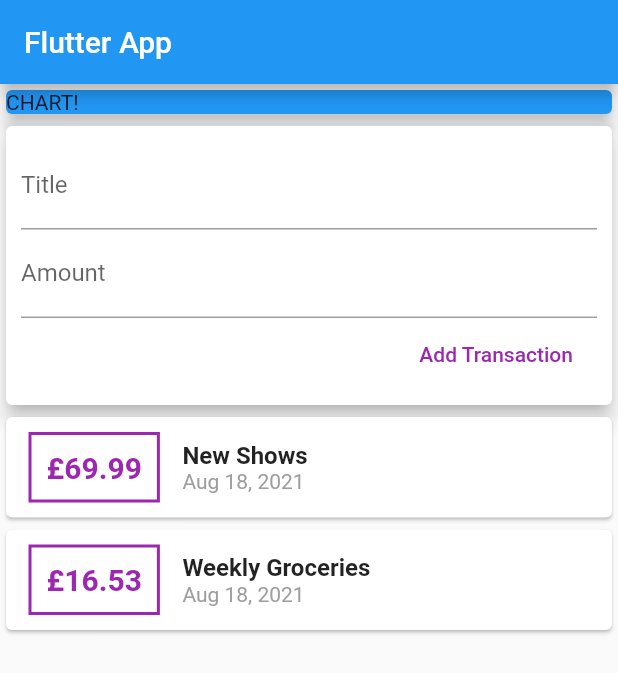
After one commit to Futurepocket/expenses_app, a Flutter app: the screen it shows after launch, after a tap on "Add Transaction", on a phone screen of 412 x 824 dp. The commit adds this screen. Shown: the top 673 px of the screen. Run offline on Flutter 3.47's test engine with Material 2 defaults, Android fonts, the phone set to English and light mode, and no system bars.

Commit message:
Update 18/08

```diff
--- /dev/null
+++ b/lib/widgets/new_transaction.dart
@@ -0,0 +1,59 @@
+import 'package:flutter/material.dart';
+
+class NewTransaction extends StatelessWidget {
+  //String titleInput;
+  //String amountInput;
+
+  final titleController = TextEditingController();
+  final amountController = TextEditingController();
+
+  final Function addTx;
+
+  NewTransaction(this.addTx);
+
+  void submitData() {
+    final enteredTitle = titleController.text;
+    final enteredAmount = double.parse(amountController.text);
+    if (enteredTitle.isEmpty || enteredAmount <= 0) {
+      return;
+    }
+    addTx(enteredTitle, enteredAmount);
+  }
+
+  @override
+  Widget build(BuildContext context) {
+    return Card(
+      elevation: 5,
+      child: Container(
+        padding: EdgeInsets.all(10),
+        child: Column(
+          crossAxisAlignment: CrossAxisAlignment.end,
+          children: <Widget>[
+            TextField(
+              decoration: InputDecoration(labelText: 'Title'),
+              controller: titleController,
+              onSubmitted: (_) => submitData(),
+              //onChanged: (val) {
+              //  titleInput = val;
+              // },
+            ),
+            TextField(
+              decoration: InputDecoration(labelText: 'Amount'),
+              controller: amountController,
+              keyboardType: TextInputType.numberWithOptions(decimal: true),
+              onSubmitted: (_) => submitData(),
+              // onChanged: (val) {
+              //   amountInput = val;
+              // },
+            ),
+            FlatButton(
+              onPressed: submitData,
+              child: Text('Add Transaction'),
+              textColor: Colors.purple,
+            )
+          ],
+        ),
+      ),
+    );
+  }
+}
--- /dev/null
+++ b/lib/widgets/transaction_list.dart
@@ -0,0 +1,64 @@
+import 'package:flutter/material.dart';
+import '../models/transaction.dart';
+import 'package:intl/intl.dart';
+
+class TransactionList extends StatelessWidget {
+  final List<Transaction> transactions;
+
+  TransactionList(this.transactions);
+
+  @override
+  Widget build(BuildContext context) {
+    return Container(
+      height: 400,
+      //or ListView (less performance)
+      child: ListView.builder(
+        itemBuilder: (ctx, index) {
+          return Card(
+            child: Row(
+              children: <Widget>[
+                Container(
+                  padding: EdgeInsets.all(10),
+                  margin: EdgeInsets.symmetric(
+                    vertical: 10,
+                    horizontal: 15,
+                  ),
+                  decoration: BoxDecoration(
+                    border: Border.all(
+                      color: Colors.purple,
+                      width: 2,
+                    ),
+                  ),
+                  child: Text(
+                    //rounds decimal numbers
+                    '£' + transactions[index].amount.toStringAsFixed(2),
+                    style: TextStyle(
+                      fontWeight: FontWeight.bold,
+                      fontSize: 20,
+                      color: Colors.purple,
+                    ),
+                  ),
+                ),
+                Column(
+                  crossAxisAlignment: CrossAxisAlignment.start,
+                  children: <Widget>[
+                    Text(
+                      transactions[index].title,
+                      style:
+                          TextStyle(fontSize: 16, fontWeight: FontWeight.bold),
+                    ),
+                    Text(
+                      DateFormat.yMMMd().format(transactions[index].date),
+                      style: TextStyle(color: Colors.grey),
+                    )
+                  ],
+                )
+              ],
+            ),
+          );
+        },
+        itemCount: transactions.length,
+      ),
+    );
+  }
+}
--- /dev/null
+++ b/lib/widgets/user_transactions.dart
@@ -0,0 +1,45 @@
+import 'package:flutter/material.dart';
+import './new_transaction.dart';
+import './transaction_list.dart';
+import '../models/transaction.dart';
+
+class UserTransactions extends StatefulWidget {
+  @override
+  _UserTransactionsState createState() => _UserTransactionsState();
+}
+
+class _UserTransactionsState extends State<UserTransactions> {
+  final List<Transaction> _userTransactions = [
+    Transaction(
+      id: 't1',
+      title: 'New Shows',
+      amount: 69.99,
+      date: DateTime.now(),
+    ),
+    Transaction(
+      id: 't2',
+      title: 'Weekly Groceries',
+      amount: 16.53,
+      date: DateTime.now(),
+    ),
+  ];
+
+  void _addNewTransaction(String txTitle, double txAmount) {
+    final newTx = Transaction(
+        id: DateTime.now().toString(),
+        title: txTitle,
+        amount: txAmount,
+        date: DateTime.now());
+    setState(() {
+      _userTransactions.add(newTx);
+    });
+  }
+
+  @override
+  Widget build(BuildContext context) {
+    return Column(children: <Widget>[
+      NewTransaction(_addNewTransaction),
+      TransactionList(_userTransactions),
+    ]);
+  }
+}
```
Also changed, not shown: lib/main.dart (+6 -99 lines), lib/models/transaction.dart (renamed from lib/transaction.dart).
